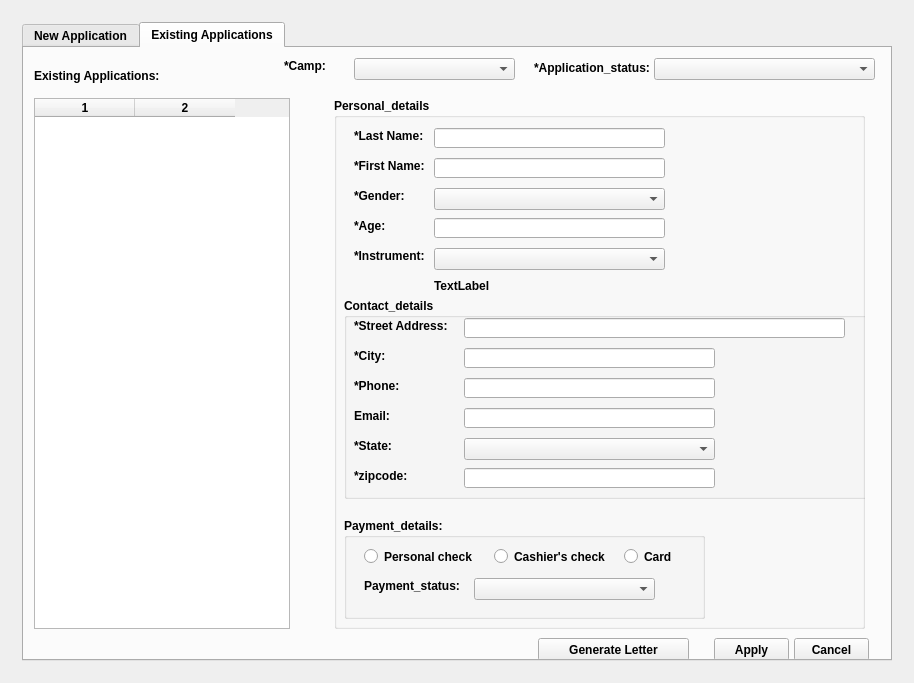
Old version of the form FURS/FURS_Management/furs_main_window.ui in the repository singhraj82/FURS.
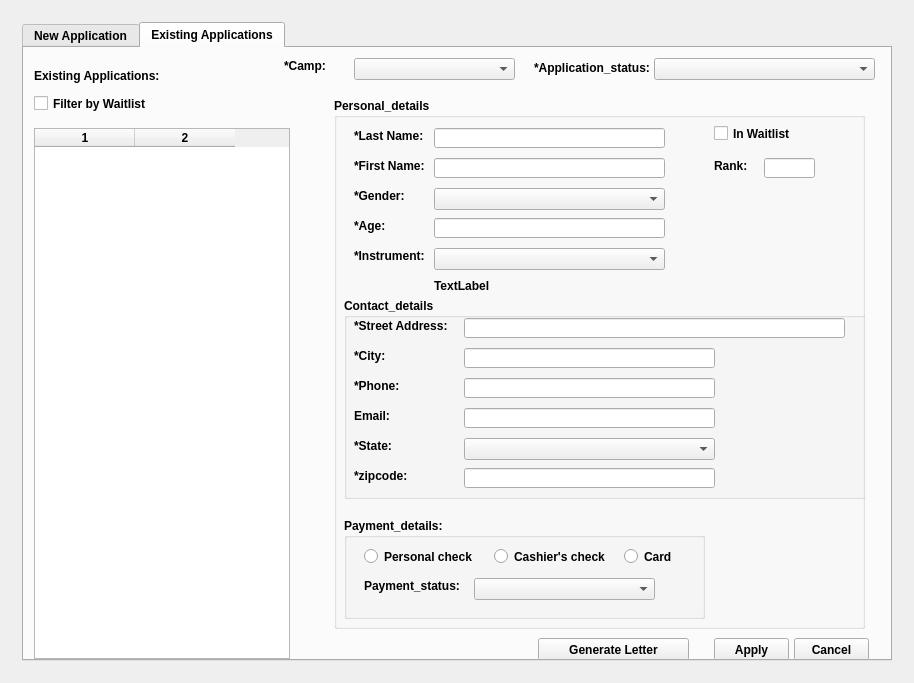
New version of the form. The open tabs and pages were chosen to show the change.

Commit message: Add new waitlist logic

```diff
--- a/FURS/FURS_Management/furs_main_window.ui
+++ b/FURS/FURS_Management/furs_main_window.ui
@@ -1051,6 +1051,42 @@
               <string>TextLabel</string>
              </property>
             </widget>
+            <widget class="QCheckBox" name="check_box_waitlist">
+             <property name="geometry">
+              <rect>
+               <x>380</x>
+               <y>20</y>
+               <width>131</width>
+               <height>31</height>
+              </rect>
+             </property>
+             <property name="text">
+              <string>In Waitlist</string>
+             </property>
+            </widget>
+            <widget class="QLabel" name="label_rank_exist">
+             <property name="geometry">
+              <rect>
+               <x>380</x>
+               <y>60</y>
+               <width>71</width>
+               <height>16</height>
+              </rect>
+             </property>
+             <property name="text">
+              <string>Rank:</string>
+             </property>
+            </widget>
+            <widget class="QLineEdit" name="line_edit_rank_exist">
+             <property name="geometry">
+              <rect>
+               <x>430</x>
+               <y>60</y>
+               <width>51</width>
+               <height>20</height>
+              </rect>
+             </property>
+            </widget>
            </widget>
            <widget class="QComboBox" name="combo_box_camp_exist">
             <property name="geometry">
@@ -1105,7 +1141,7 @@
             <property name="geometry">
              <rect>
               <x>10</x>
-              <y>50</y>
+              <y>80</y>
               <width>256</width>
               <height>531</height>
              </rect>
@@ -1129,6 +1165,19 @@
              <string>Generate Letter</string>
             </property>
            </widget>
+           <widget class="QCheckBox" name="check_box_waitlist_filter">
+            <property name="geometry">
+             <rect>
+              <x>10</x>
+              <y>40</y>
+              <width>241</width>
+              <height>31</height>
+             </rect>
+            </property>
+            <property name="text">
+             <string>Filter by Waitlist</string>
+            </property>
+           </widget>
           </widget>
          </widget>
         </item>
```
Left out of the diff: 4 changed lines with no effect on the pictures. The commit also changes 6 other files.
